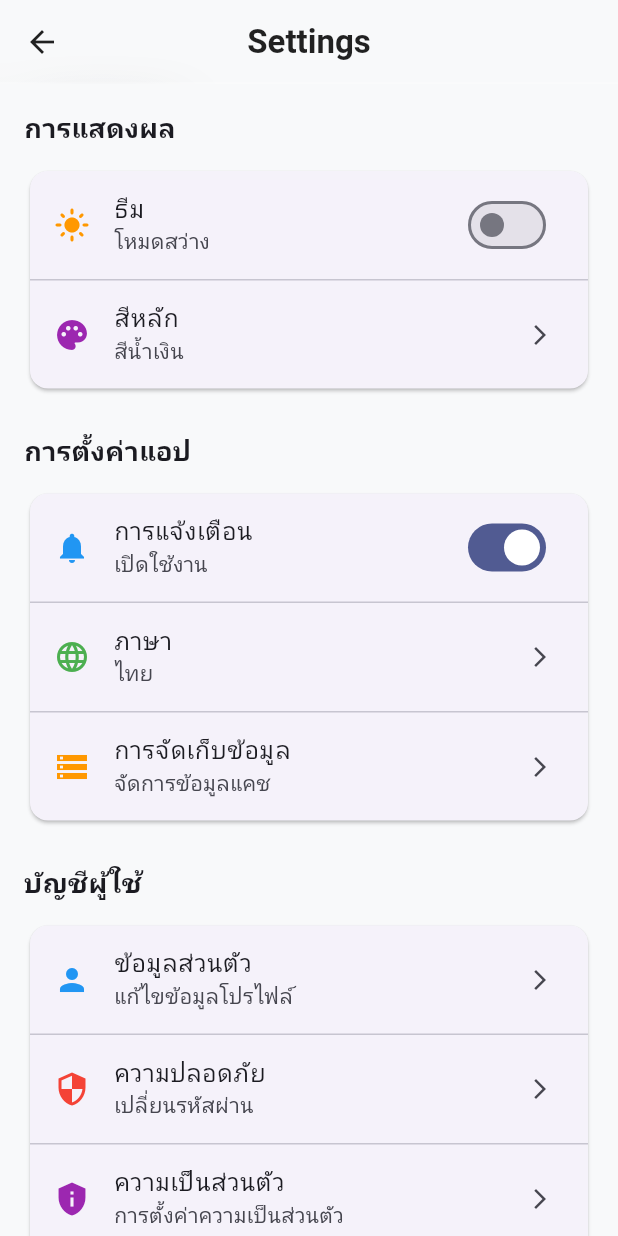
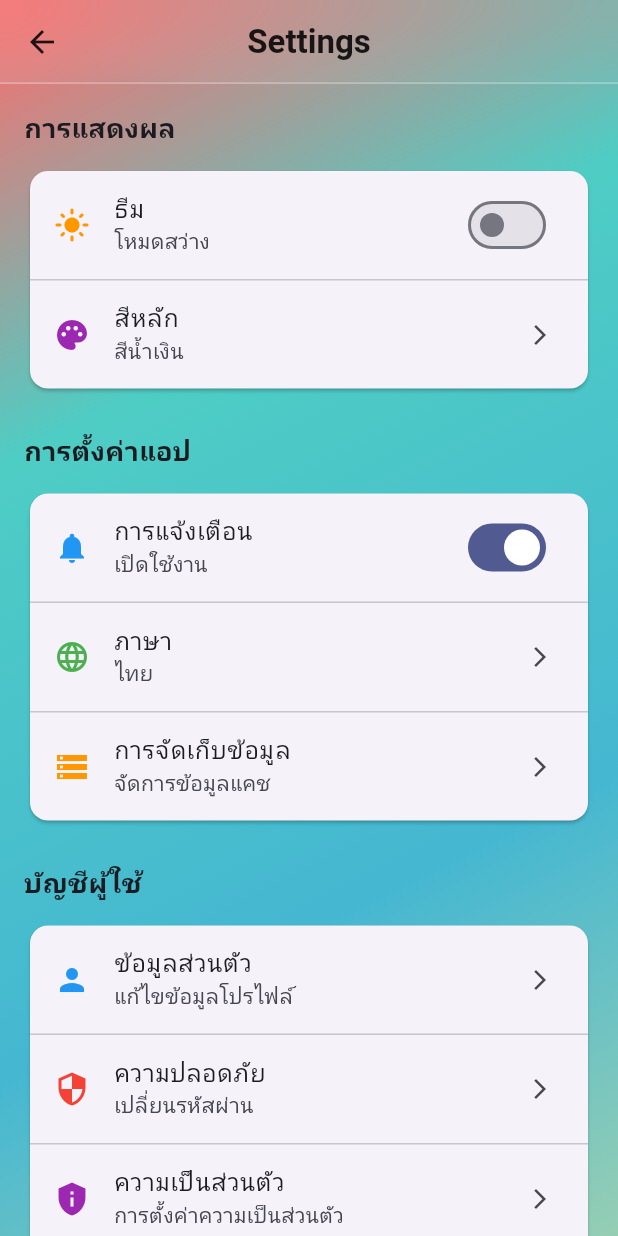
Before and after one commit to workerprocess/itshop, a Flutter app: the SettingsPage screen opened by its route, on a phone screen of 412 x 824 dp. Run offline on Flutter 3.47's test engine with Material 3 defaults, Android fonts, the light colour scheme and no system bars; our stand-ins replace dio, get, shared_preferences; accounts and stored records are empty; generated files the repository leaves out were written again; statements that could not run were skipped; project files that could hold a hidden picture were left out.

Commit message:
Refactor ProductDetailPage and SettingsPage to use gradient backgrounds and enhance layout. Updated Scaffold to Container with gradient decoration, added padding to body elements for improved UI consistency.

```diff
--- a/mobile_app/lib/presentation/pages/settings_page.dart
+++ b/mobile_app/lib/presentation/pages/settings_page.dart
@@ -8,8 +8,24 @@
 
   @override
   Widget build(BuildContext context) {
-    return GetBuilder<ProfileController>(
-      builder: (controller) => Scaffold(
+    return Container(
+      decoration: const BoxDecoration(
+        gradient: LinearGradient(
+          begin: Alignment.topLeft,
+          end: Alignment.bottomRight,
+          colors: [
+            Color(0xFFFF6B6B), // สีแดงสด
+            Color(0xFF4ECDC4), // สีเขียวมิ้น
+            Color(0xFF45B7D1), // สีฟ้าสด
+            Color(0xFF96CEB4), // สีเขียวอ่อน
+          ],
+          stops: [0.0, 0.3, 0.7, 1.0],
+        ),
+      ),
+      child: GetBuilder<ProfileController>(
+        builder: (controller) => Scaffold(
+        backgroundColor: Colors.transparent,
+        extendBodyBehindAppBar: true,
         appBar: GlassAppBar(
           title: 'Settings',
           leading: IconButton(
@@ -17,8 +33,10 @@
             onPressed: () => Get.back(),
           ),
         ),
-        body: SingleChildScrollView(
-          padding: const EdgeInsets.all(16),
+        body: Padding(
+          padding: EdgeInsets.only(top: MediaQuery.of(context).padding.top + kToolbarHeight),
+          child: SingleChildScrollView(
+            padding: const EdgeInsets.all(16),
           child: Column(
             crossAxisAlignment: CrossAxisAlignment.start,
             children: [
@@ -45,6 +63,8 @@
               _buildAboutSection(),
             ],
           ),
+          ),
+        ),
         ),
       ),
     );
```
Also changed, not shown: mobile_app/lib/presentation/pages/product_detail_page.dart (+23 -3 lines).
